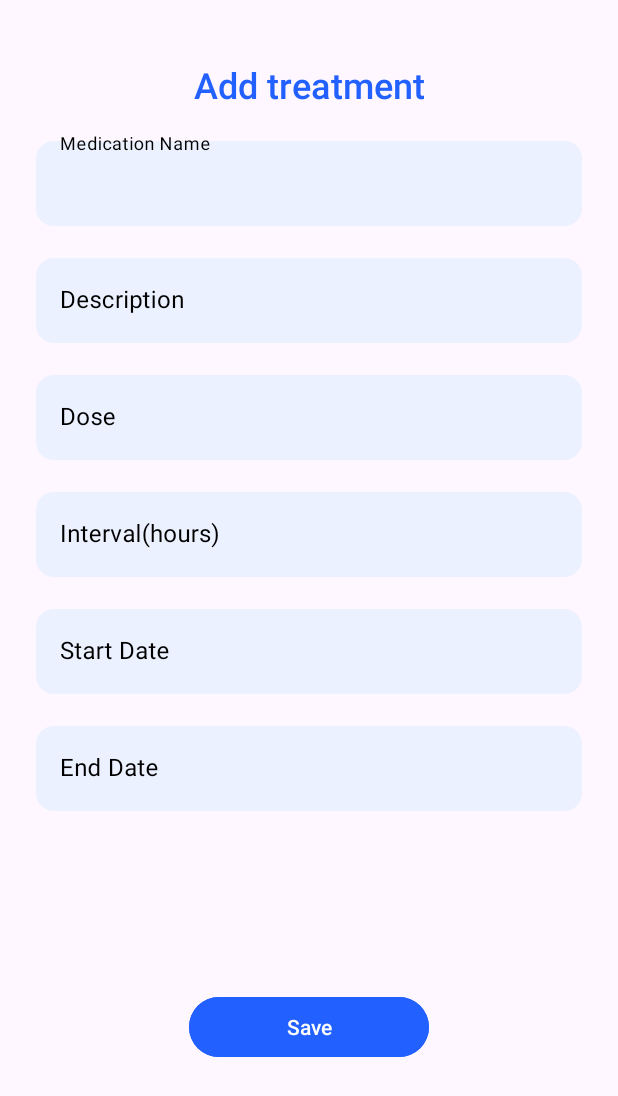
After one commit to urluconceptual/medtrack, an Android app: the layout fragment_treatment_form.xml on its own in the app's theme, with its tools: preview values and no code run, on a phone screen of 412 x 824 dp. The commit adds this screen. Shown: the top 1096 px of the screen. Run offline under Robolectric (Android 15) with nearby library versions, the phone set to English and light mode, and no system bars.

Commit message:
ui for treatment form

```diff
--- a/app/src/main/java/com/unibuc/medtrack/ui/home/DoctorPatientTreatmentFragment.kt
+++ b/app/src/main/java/com/unibuc/medtrack/ui/home/DoctorPatientTreatmentFragment.kt
@@ -1,18 +1,26 @@
 package com.unibuc.medtrack.ui.home
 
+import android.app.AlertDialog
 import android.os.Bundle
 import android.view.LayoutInflater
 import android.view.View
 import android.view.ViewGroup
+import android.widget.EditText
 import android.widget.TextView
+import android.widget.Toast
 import androidx.fragment.app.Fragment
 import androidx.fragment.app.viewModels
+import androidx.lifecycle.viewModelScope
 import com.unibuc.medtrack.R
 import androidx.recyclerview.widget.LinearLayoutManager
 import androidx.recyclerview.widget.RecyclerView
+import com.google.android.material.floatingactionbutton.FloatingActionButton
 import com.unibuc.medtrack.adapters.DoctorTreatmentAdapter
 import dagger.hilt.android.AndroidEntryPoint
 import com.unibuc.medtrack.adapters.TreatmentAdapter
+import kotlinx.coroutines.Dispatchers
+import kotlinx.coroutines.launch
+import kotlinx.coroutines.withContext
 
 @AndroidEntryPoint
 class DoctorPatientTreatmentFragment : Fragment() {
@@ -27,18 +35,29 @@ class DoctorPatientTreatmentFragment : Fragment() {
 
     override fun onViewCreated(view: View, savedInstanceState: Bundle?) {
         super.onViewCreated(view, savedInstanceState)
+        setupData();
+        setupAddTreatmentButton();
+    }
+
+    private fun setupData() {
         val patientId = arguments?.getString("patientId") ?: return
 
         viewModel.username.observe(viewLifecycleOwner) { name ->
-            view.findViewById<TextView>(R.id.patient_name).text = name ?: "Patient"
+            requireView().findViewById<TextView>(R.id.patient_name).text = name ?: "Patient"
         }
         viewModel.loadUsernameForPatient(patientId)
 
-        val recyclerView = view.findViewById<RecyclerView>(R.id.treatments_doctor_recycler)
+        val recyclerView = requireView().findViewById<RecyclerView>(R.id.treatments_doctor_recycler)
         recyclerView.layoutManager = LinearLayoutManager(requireContext())
         val adapter = DoctorTreatmentAdapter(emptyList())
         recyclerView.adapter = adapter
 
         viewModel.loadTreatmentsForPatient(patientId)
     }
+
+    private fun setupAddTreatmentButton() {
+        requireView().findViewById<FloatingActionButton>(R.id.add_treatment_button).setOnClickListener {
+
+        }
+    }
 }
--- /dev/null
+++ b/app/src/main/java/com/unibuc/medtrack/ui/treatment/TreatmentFormFragment.kt
@@ -0,0 +1,4 @@
+package com.unibuc.medtrack.ui.treatment
+
+class TreatmentFormFragment {
+}
--- /dev/null
+++ b/app/src/main/java/com/unibuc/medtrack/ui/treatment/TreatmentFormViewModel.kt
@@ -0,0 +1,4 @@
+package com.unibuc.medtrack.ui.treatment
+
+class TreatmentFormViewModel {
+}
--- /dev/null
+++ b/app/src/main/res/layout/fragment_treatment_form.xml
@@ -0,0 +1,117 @@
+<?xml version="1.0" encoding="utf-8"?>
+<LinearLayout xmlns:android="http://schemas.android.com/apk/res/android"
+    android:orientation="vertical"
+    android:padding="24dp"
+    android:layout_width="match_parent"
+    android:layout_height="match_parent">
+
+    <TextView
+        android:id="@+id/form_title"
+        android:layout_width="match_parent"
+        android:layout_height="wrap_content"
+        android:fontFamily="sans-serif-medium"
+        android:gravity="center"
+        android:padding="@dimen/list_small_dist"
+        android:text="@string/add_treatment"
+        android:textColor="@color/primary_blue"
+        android:textSize="@dimen/h2_size" />
+
+    <com.google.android.material.textfield.TextInputLayout
+        style="@style/CustomTextInputOutline"
+        android:id="@+id/treatment_name"
+        android:layout_width="match_parent"
+        android:layout_height="wrap_content"
+        android:layout_marginBottom="16dp"
+        android:hint="@string/medication_name">
+
+        <com.google.android.material.textfield.TextInputEditText
+            android:id="@+id/input_treatment_name"
+            android:layout_width="match_parent"
+            android:layout_height="wrap_content"
+            android:inputType="text" />
+    </com.google.android.material.textfield.TextInputLayout>
+
+    <com.google.android.material.textfield.TextInputLayout
+        style="@style/CustomTextInputOutline"
+        android:id="@+id/description"
+        android:layout_width="match_parent"
+        android:layout_height="wrap_content"
+        android:layout_marginBottom="16dp"
+        android:hint="@string/description">
+
+        <com.google.android.material.textfield.TextInputEditText
+            android:id="@+id/input_description"
+            android:layout_width="match_parent"
+            android:layout_height="wrap_content"
+            android:inputType="text" />
+    </com.google.android.material.textfield.TextInputLayout>
+
+    <com.google.android.material.textfield.TextInputLayout
+        android:id="@+id/treatment_dose"
+        style="@style/CustomTextInputOutline"
+        android:layout_width="match_parent"
+        android:layout_height="wrap_content"
+        android:layout_marginBottom="16dp"
+        android:hint="@string/dose">
+
+        <com.google.android.material.textfield.TextInputEditText
+            android:id="@+id/input_treatment_dose"
+            android:layout_width="match_parent"
+            android:layout_height="wrap_content"
+            android:inputType="text" />
+    </com.google.android.material.textfield.TextInputLayout>
+
+    <com.google.android.material.textfield.TextInputLayout
+        android:id="@+id/interval"
+        style="@style/CustomTextInputOutline"
+        android:layout_width="match_parent"
+        android:layout_height="wrap_content"
+        android:layout_marginBottom="16dp"
+        android:hint="Interval(hours)">
+
+        <com.google.android.material.textfield.TextInputEditText
+            android:id="@+id/input_interval"
+            android:layout_width="match_parent"
+            android:layout_height="wrap_content"
+            android:inputType="number" />
+    </com.google.android.material.textfield.TextInputLayout>
+
+    <com.google.android.material.textfield.TextInputLayout
+        android:id="@+id/start_date"
+        style="@style/CustomTextInputOutline"
+        android:layout_width="match_parent"
+        android:layout_height="wrap_content"
+        android:layout_marginBottom="16dp"
+        android:hint="@string/start_date">
+
+        <com.google.android.material.textfield.TextInputEditText
+            android:id="@+id/input_start_date"
+            android:layout_width="match_parent"
+            android:layout_height="wrap_content"
+            android:inputType="number" />
+    </com.google.android.material.textfield.TextInputLayout>
+
+    <com.google.android.material.textfield.TextInputLayout
+        android:id="@+id/end_date"
+        style="@style/CustomTextInputOutline"
+        android:layout_width="match_parent"
+        android:layout_height="wrap_content"
+        android:layout_marginBottom="16dp"
+        android:hint="@string/end_date">
+
+        <com.google.android.material.textfield.TextInputEditText
+            android:id="@+id/input_end_date"
+            android:layout_width="match_parent"
+            android:layout_height="wrap_content"
+            android:inputType="number" />
+    </com.google.android.material.textfield.TextInputLayout>
+
+    <Button
+        android:id="@+id/btn_save_treatment"
+        android:layout_width="160dp"
+        android:layout_height="wrap_content"
+        android:layout_gravity="center"
+        android:layout_marginTop="104dp"
+        android:backgroundTint="@color/primary_blue"
+        android:text="@string/save" />
+</LinearLayout>
--- a/app/src/main/res/values/strings.xml
+++ b/app/src/main/res/values/strings.xml
@@ -50,4 +50,11 @@
     <string name="_08_00">08:00</string>
     <string name="_14_30">14:30</string>
     <string name="write_a_message">Write a message...</string>
+    <string name="medication_name">Medication Name</string>
+    <string name="add_treatment">Add treatment</string>
+    <string name="dose">Dose</string>
+    <string name="save">Save</string>
+    <string name="description">Description</string>
+    <string name="start_date">Start Date</string>
+    <string name="end_date">End Date</string>
 </resources>
```
